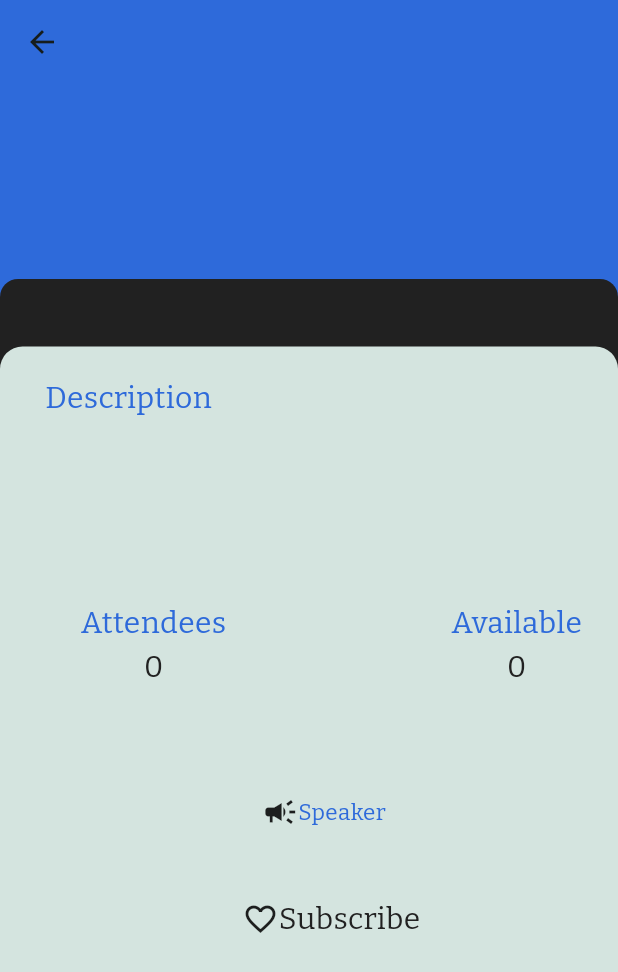
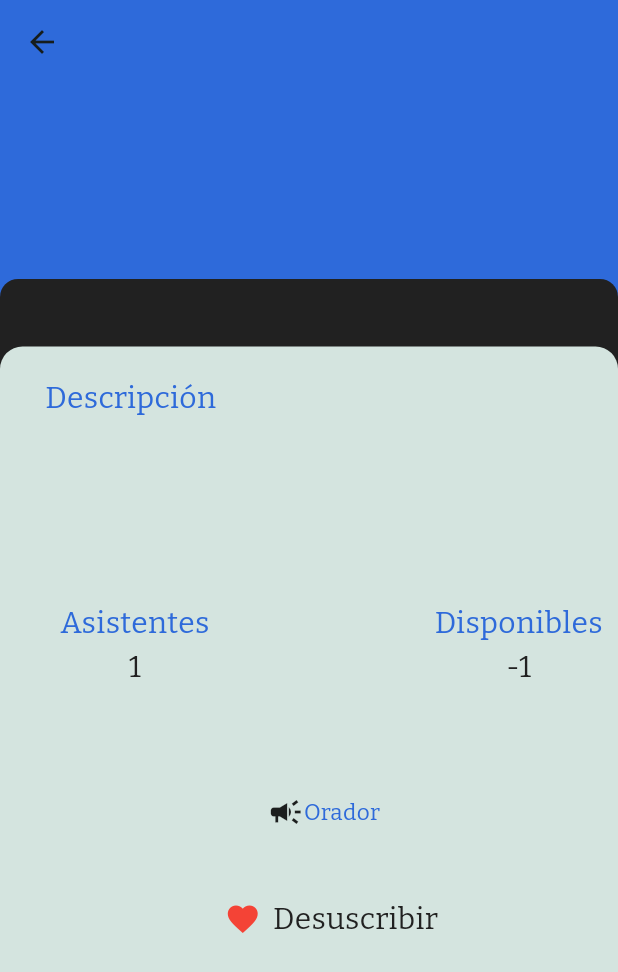
Before and after one commit to JuandiGo1/Confhub, a Flutter app: the EventDetailPage screen opened directly with empty values, after a tap on the "favorite outline" icon, on a phone screen of 412 x 824 dp. Shown: the top 972 px of the screen. Run offline on Flutter 3.47's test engine with Material 3 defaults, Android fonts, the light colour scheme and no system bars; our stand-ins replace get, google_fonts.

Commit message:
Subscribe to event

```diff
--- a/lib/data/sources/event_local_data_source.dart
+++ b/lib/data/sources/event_local_data_source.dart
@@ -43,28 +43,50 @@ class EventLocalDataSource {
     }).toList();
   }
 
-  Future<bool> subscribeAnEvent(int eventid) async {
-    try {
-      final allEvents = await getAllEvents();
-      final eventsubs = allEvents.firstWhere((event) {
-        return event.eventid == eventid;
-      });
+List<int> subscribedEventIds = []; // This will store just the event IDs
 
-      eventsubs.attendees += 1;
-      eventsubs.availableSpots -= 1;
-      allEvents[allEvents.indexOf(eventsubs)] = eventsubs;
+Future<bool> subscribeAnEvent(int eventId) async {
+  try {
 
-      final List<dynamic> data =
-          allEvents.map((event) => event.toJson()).toList();
-
-      final String eventsString = jsonEncode(data);
-
-      await EventModel.saveStringToJsonFile(eventsString, "assets/data/events.json");
-      return Future.value(true);
-    } catch (e) {
-      //return Future.value(false);
-      throw Exception("Hubo un problema: $e");
+    if (subscribedEventIds.contains(eventId)) {
+      return false;
     }
 
+    // Update the event data (if you still want to maintain this)
+    final allEvents = await getAllEvents();
+    final eventSubs = allEvents.firstWhere((event) => event.eventid == eventId);
+
+    eventSubs.attendees += 1;
+    eventSubs.availableSpots -= 1;
+
+    // Add to subscribed events list
+    subscribedEventIds.add(eventId);
+
+    return true;
+  } catch (e) {
+    throw Exception("Hubo un problema: $e");
   }
 }
+
+bool isSubscribed(int eventId) {
+  return subscribedEventIds.contains(eventId);
+}
+
+Future<bool> unsubscribeFromEvent(int eventId) async {
+  try {
+
+    final allEvents = await getAllEvents();
+    final eventSubs = allEvents.firstWhere((event) => event.eventid == eventId);
+
+    eventSubs.attendees -= 1;
+    eventSubs.availableSpots += 1;
+
+    // Remove from subscribed events list
+    subscribedEventIds.remove(eventId);
+
+    return true;
+  } catch (e) {
+    throw Exception("Hubo un problema: $e");
+  }
+}
+}
--- a/lib/ui/controllers/event_page_controller.dart
+++ b/lib/ui/controllers/event_page_controller.dart
@@ -1,5 +1,4 @@
 import 'dart:developer';
-
 import 'package:confhub/domain/use_cases/subscribe_an_event.dart';
 import 'package:get/get.dart';
 import 'package:intl/intl.dart';
@@ -7,52 +6,65 @@ import 'package:intl/intl.dart';
 class EventPageController extends GetxController {
   final int attendees;
   final int spots;
+  final RxList<int> subscribedEvents = <int>[].obs; // Track subscribed events
 
   EventPageController({required this.attendees, required this.spots}) {
     updateNumbers();
   }
+
   var _spots = "0".obs;
   var _attendees = "0".obs;
-  var _iconChange = false.obs;
   String get gspots => _spots.value;
   String get gattendees => _attendees.value;
-  bool get iconChange => _iconChange.value;
+
+  // Simplified icon state - now derived from subscription status
+  bool isSubscribed(int eventId) => subscribedEvents.contains(eventId);
+
   void updateNumbers() {
     _spots.value = "$spots";
     _attendees.value = "$attendees";
   }
 
-  Future<void> countSubPlus(int eventid) async {
-    if (int.parse(_spots.value) >= 1 && !iconChange) {
-      final op = int.parse(_spots.value) - 1;
-      final op2 = int.parse(_attendees.value) + 1;
-      _spots.value = "$op";
-      _attendees.value = "$op2";
+  Future<void> toggleSubscription(int eventId) async {
+    final subscribeAnEventUseCase = Get.find<SubscribeAnEventUseCase>();
 
-      _iconChange.value = true;
-    }
-
-    await (int eventid) async {
-      final subscribeAnEventUseCase = Get.find<SubscribeAnEventUseCase>();
-      return await subscribeAnEventUseCase.call(eventid);
-    }(eventid);
-  }
-
-  Future<void> countSubSub(int eventid) async {
-    if (iconChange) {
+    if (isSubscribed(eventId)) {
+      // Unsubscribe logic
       final op = int.parse(_spots.value) + 1;
       final op2 = int.parse(_attendees.value) - 1;
       _spots.value = "$op";
       _attendees.value = "$op2";
-
-      _iconChange.value = false;
+      subscribedEvents.remove(eventId);
+    } else {
+      // Subscribe logic
+      if (int.parse(_spots.value) >= 1) {
+        final op = int.parse(_spots.value) - 1;
+        final op2 = int.parse(_attendees.value) + 1;
+        _spots.value = "$op";
+        _attendees.value = "$op2";
+        subscribedEvents.add(eventId);
+      }
     }
 
-    await (int eventid) async {
-      final subscribeAnEventUseCase = Get.find<SubscribeAnEventUseCase>();
-      final work = await subscribeAnEventUseCase.call(eventid);
-      log("$work");
-      return work;
-    }(eventid);
+    try {
+      final result = await subscribeAnEventUseCase.call(eventId);
+      log("Subscription result: $result");
+    } catch (e) {
+      log("Error in subscription: $e");
+      // Revert changes if the operation failed
+      if (isSubscribed(eventId)) {
+        final op = int.parse(_spots.value) + 1;
+        final op2 = int.parse(_attendees.value) - 1;
+        _spots.value = "$op";
+        _attendees.value = "$op2";
+        subscribedEvents.remove(eventId);
+      } else {
+        final op = int.parse(_spots.value) - 1;
+        final op2 = int.parse(_attendees.value) + 1;
+        _spots.value = "$op";
+        _attendees.value = "$op2";
+        subscribedEvents.add(eventId);
+      }
+    }
   }
 }
--- a/lib/ui/pages/event_detail_page.dart
+++ b/lib/ui/pages/event_detail_page.dart
@@ -113,7 +113,7 @@ class EventDetailPage extends StatelessWidget {
                     child: Column(
                       crossAxisAlignment: CrossAxisAlignment.start,
                       children: [
-                        Text('Description',
+                        Text('Descripción',
                             style: TextStyle(
                               fontSize: 20,
                               color: AppColors.primary,
@@ -130,7 +130,7 @@ class EventDetailPage extends StatelessWidget {
                               children: [
                                 Column(
                                   children: [
-                                    Text('Attendees',
+                                    Text('Asistentes',
                                         style: TextStyle(
                                             fontSize: 20,
                                             color: AppColors.primary)),
@@ -145,7 +145,7 @@ class EventDetailPage extends StatelessWidget {
                                 ),
                                 Column(
                                   children: [
-                                    Text('Available',
+                                    Text('Disponibles',
                                         style: TextStyle(
                                             fontSize: 20,
                                             color: AppColors.primary)),
@@ -163,7 +163,7 @@ class EventDetailPage extends StatelessWidget {
                                 mainAxisAlignment: MainAxisAlignment.center,
                                 children: [
                                   Icon(Icons.campaign),
-                                  Text("Speaker",
+                                  Text("Orador",
                                       style: TextStyle(
                                         fontSize: 15,
                                         color: AppColors.primary,
@@ -183,26 +183,23 @@ class EventDetailPage extends StatelessWidget {
                                 mainAxisAlignment: MainAxisAlignment.center,
                                 children: [
                                   GestureDetector(
-                                      onDoubleTap: () {
-                                        controller.countSubSub(eventId);
+                                    onTap: () {
+                                      controller.toggleSubscription(eventId);
                                       },
-                                      onTap: () {
-                                        controller.countSubPlus(eventId);
-                                      },
-                                      child: Obx(() => controller.iconChange
-                                          ? Icon(Icons.favorite)
-                                          : Icon(Icons.favorite_border))),
-                                  Obx(() => controller.iconChange
-                                      ? Text("Unsubscribe",
-                                          style: TextStyle(
-                                            fontSize: 20,
-                                            color: AppColors.textPrimary,
-                                          ))
-                                      : Text("Subscribe",
-                                          style: TextStyle(
-                                            fontSize: 20,
-                                            color: AppColors.textPrimary,
-                                          )))
+                                      child: Obx(() => Icon(
+                                        controller.isSubscribed(eventId)
+                                          ? Icons.favorite
+                                          : Icons.favorite_border,
+                                        color: controller.isSubscribed(eventId) ? Colors.red : null,
+                                      )),
+                                    ),
+                                    SizedBox(width: 8),
+                                    Obx(() => Text(
+                                      controller.isSubscribed(eventId) ? "Desuscribir" : "Suscribir",
+                                      style: TextStyle(
+                                        fontSize: 20,
+                                        color: AppColors.textPrimary,
+                                      ),))
                                 ]))
                       ],
                     )),
--- a/lib/ui/pages/my_events_page.dart
+++ b/lib/ui/pages/my_events_page.dart
@@ -1,4 +1,3 @@
-import 'package:confhub/domain/use_cases/get_events_category.dart';
 import 'package:flutter/material.dart';
 import 'package:intl/intl.dart';
 import 'package:confhub/ui/widgets/timeline/event_timeline_widget.dart';
--- a/pubspec.yaml
+++ b/pubspec.yaml
@@ -38,6 +38,8 @@ dependencies:
   intl: ^0.20.2
 
   google_fonts: ^6.2.1
+  shared_preferences: ^2.5.3
+  path_provider: ^2.1.5
 
 
 
```
Also changed, not shown: assets/data/events.json (+18 -1 lines), lib/ui/widgets/timeline/event_card.dart (+46 -4 lines), pubspec.lock, 1 other file.
